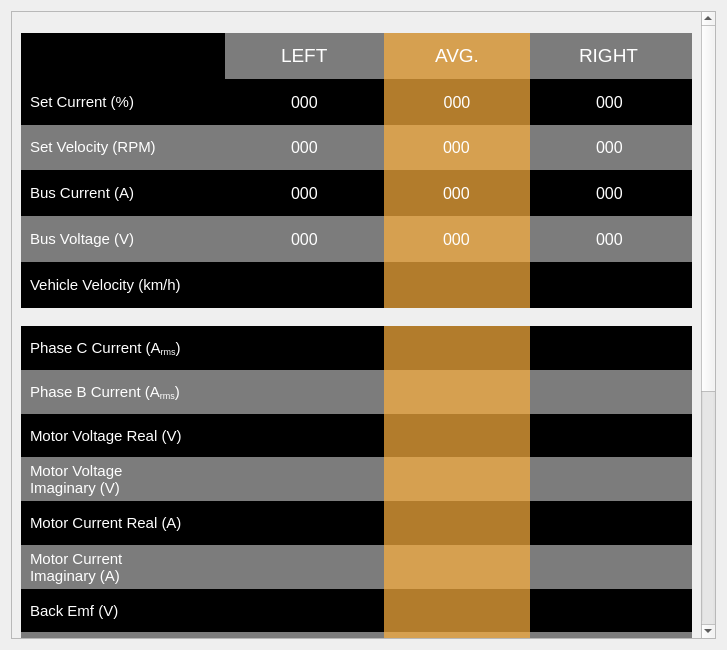
This is src/ViewLayer/DebugDisplay/MotorPage/MotorUi/MotorUi.ui in UCSolarCarTeam/Epsilon-Dashboard as Qt 5 draws it before an edit. The edited form follows.
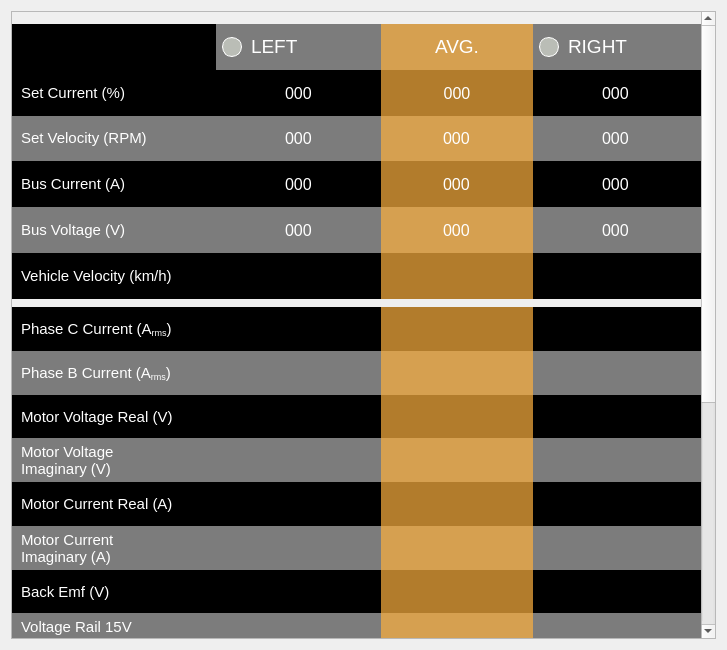
This is the edited form.

Commit message:
SFT-73 Add alive icons for motor 1 and motor 2
Add icons to debug mode to monitor the alive statuses of motor 1 and motor 2.

The edit to the form file:
```diff
--- a/src/ViewLayer/DebugDisplay/MotorPage/MotorUi/MotorUi.ui
+++ b/src/ViewLayer/DebugDisplay/MotorPage/MotorUi/MotorUi.ui
@@ -20,6 +20,9 @@
    <string notr="true"/>
   </property>
   <layout class="QVBoxLayout" name="verticalLayout_19">
+   <property name="spacing">
+    <number>9</number>
+   </property>
    <item>
     <widget class="QScrollArea" name="scrollArea">
      <property name="sizePolicy">
@@ -44,14 +47,26 @@
       <property name="geometry">
        <rect>
         <x>0</x>
-        <y>-407</y>
+        <y>0</y>
         <width>693</width>
-        <height>1033</height>
+        <height>995</height>
        </rect>
       </property>
       <layout class="QGridLayout" name="gridLayout_5">
+       <property name="leftMargin">
+        <number>0</number>
+       </property>
+       <property name="topMargin">
+        <number>0</number>
+       </property>
+       <property name="rightMargin">
+        <number>0</number>
+       </property>
+       <property name="bottomMargin">
+        <number>0</number>
+       </property>
        <property name="spacing">
-        <number>10</number>
+        <number>0</number>
        </property>
        <item row="1" column="0">
         <widget class="QWidget" name="block1" native="true">
@@ -76,7 +91,7 @@
          <property name="styleSheet">
           <string notr="true"/>
          </property>
-         <layout class="QGridLayout" name="gridLayout_2">
+         <layout class="QGridLayout" name="gridLayout">
           <property name="leftMargin">
            <number>0</number>
           </property>
@@ -130,6 +145,9 @@
              </property>
              <item>
               <widget class="QLabel" name="label_4">
+               <property name="enabled">
+                <bool>true</bool>
+               </property>
                <property name="sizePolicy">
                 <sizepolicy hsizetype="Fixed" vsizetype="Preferred">
                  <horstretch>0</horstretch>
@@ -219,6 +237,103 @@
             </layout>
            </widget>
           </item>
+          <item row="3" column="0">
+           <widget class="QWidget" name="widget_6" native="true">
+            <property name="styleSheet">
+             <string notr="true">background-color: rgb(0, 0, 0);</string>
+            </property>
+            <layout class="QHBoxLayout" name="horizontalLayout_3">
+             <property name="topMargin">
+              <number>0</number>
+             </property>
+             <property name="bottomMargin">
+              <number>0</number>
+             </property>
+             <item>
+              <widget class="QLabel" name="label_14">
+               <property name="sizePolicy">
+                <sizepolicy hsizetype="Fixed" vsizetype="Preferred">
+                 <horstretch>0</horstretch>
+                 <verstretch>0</verstretch>
+                </sizepolicy>
+               </property>
+               <property name="minimumSize">
+                <size>
+                 <width>195</width>
+                 <height>0</height>
+                </size>
+               </property>
+               <property name="font">
+                <font>
+                 <pointsize>11</pointsize>
+                </font>
+               </property>
+               <property name="styleSheet">
+                <string notr="true">color: white;</string>
+               </property>
+               <property name="text">
+                <string>Bus Current (A)</string>
+               </property>
+              </widget>
+             </item>
+             <item alignment="Qt::AlignHCenter">
+              <widget class="QLabel" name="busCurrentLeftLabel">
+               <property name="font">
+                <font>
+                 <pointsize>12</pointsize>
+                </font>
+               </property>
+               <property name="styleSheet">
+                <string notr="true">color: white;</string>
+               </property>
+               <property name="text">
+                <string>000</string>
+               </property>
+              </widget>
+             </item>
+             <item>
+              <widget class="QWidget" name="widget_10" native="true">
+               <property name="styleSheet">
+                <string notr="true">background-color: rgb(252, 175, 62,180);</string>
+               </property>
+               <layout class="QVBoxLayout" name="verticalLayout_4">
+                <item alignment="Qt::AlignHCenter">
+                 <widget class="QLabel" name="busCurrentAvgLabel">
+                  <property name="font">
+                   <font>
+                    <pointsize>12</pointsize>
+                   </font>
+                  </property>
+                  <property name="styleSheet">
+                   <string notr="true">color: white;
+background: transparent;</string>
+                  </property>
+                  <property name="text">
+                   <string>000</string>
+                  </property>
+                 </widget>
+                </item>
+               </layout>
+              </widget>
+             </item>
+             <item alignment="Qt::AlignHCenter">
+              <widget class="QLabel" name="busCurrentRightLabel">
+               <property name="font">
+                <font>
+                 <pointsize>12</pointsize>
+                </font>
+               </property>
+               <property name="styleSheet">
+                <string notr="true">color: white;</string>
+               </property>
+               <property name="text">
+                <string>000</string>
+               </property>
+              </widget>
+             </item>
+            </layout>
+           </widget>
+          </item>
           <item row="2" column="0">
            <widget class="QWidget" name="widget_7" native="true">
             <property name="styleSheet">
@@ -320,203 +435,6 @@
             </layout>
            </widget>
           </item>
-          <item row="3" column="0">
-           <widget class="QWidget" name="widget_6" native="true">
-            <property name="styleSheet">
-             <string notr="true">background-color: rgb(0, 0, 0);</string>
-            </property>
-            <layout class="QHBoxLayout" name="horizontalLayout_3">
-             <property name="topMargin">
-              <number>0</number>
-             </property>
-             <property name="bottomMargin">
-              <number>0</number>
-             </property>
-             <item>
-              <widget class="QLabel" name="label_14">
-               <property name="sizePolicy">
-                <sizepolicy hsizetype="Fixed" vsizetype="Preferred">
-                 <horstretch>0</horstretch>
-                 <verstretch>0</verstretch>
-                </sizepolicy>
-               </property>
-               <property name="minimumSize">
-                <size>
-                 <width>195</width>
-                 <height>0</height>
-                </size>
-               </property>
-               <property name="font">
-                <font>
-                 <pointsize>11</pointsize>
-                </font>
-               </property>
-               <property name="styleSheet">
-                <string notr="true">color: white;</string>
-               </property>
-               <property name="text">
-                <string>Bus Current (A)</string>
-               </property>
-              </widget>
-             </item>
-             <item alignment="Qt::AlignHCenter">
-              <widget class="QLabel" name="busCurrentLeftLabel">
-               <property name="font">
-                <font>
-                 <pointsize>12</pointsize>
-                </font>
-               </property>
-               <property name="styleSheet">
-                <string notr="true">color: white;</string>
-               </property>
-               <property name="text">
-                <string>000</string>
-               </property>
-              </widget>
-             </item>
-             <item>
-              <widget class="QWidget" name="widget_10" native="true">
-               <property name="styleSheet">
-                <string notr="true">background-color: rgb(252, 175, 62,180);</string>
-               </property>
-               <layout class="QVBoxLayout" name="verticalLayout_4">
-                <item alignment="Qt::AlignHCenter">
-                 <widget class="QLabel" name="busCurrentAvgLabel">
-                  <property name="font">
-                   <font>
-                    <pointsize>12</pointsize>
-                   </font>
-                  </property>
-                  <property name="styleSheet">
-                   <string notr="true">color: white;
-background: transparent;</string>
-                  </property>
-                  <property name="text">
-                   <string>000</string>
-                  </property>
-                 </widget>
-                </item>
-               </layout>
-              </widget>
-             </item>
-             <item alignment="Qt::AlignHCenter">
-              <widget class="QLabel" name="busCurrentRightLabel">
-               <property name="font">
-                <font>
-                 <pointsize>12</pointsize>
-                </font>
-               </property>
-               <property name="styleSheet">
-                <string notr="true">color: white;</string>
-               </property>
-               <property name="text">
-                <string>000</string>
-               </property>
-              </widget>
-             </item>
-            </layout>
-           </widget>
-          </item>
-          <item row="4" column="0">
-           <widget class="QWidget" name="widget_8" native="true">
-            <property name="styleSheet">
-             <string notr="true">background-color: rgb(45, 45, 45,150);</string>
-            </property>
-            <layout class="QHBoxLayout" name="horizontalLayout_4">
-             <property name="topMargin">
-              <number>0</number>
-             </property>
-             <property name="bottomMargin">
-              <number>0</number>
-             </property>
-             <item>
-              <widget class="QLabel" name="label_17">
-               <property name="sizePolicy">
-                <sizepolicy hsizetype="Fixed" vsizetype="Preferred">
-                 <horstretch>0</horstretch>
-                 <verstretch>0</verstretch>
-                </sizepolicy>
-               </property>
-               <property name="minimumSize">
-                <size>
-                 <width>195</width>
-                 <height>0</height>
-                </size>
-               </property>
-               <property name="font">
-                <font>
-                 <pointsize>11</pointsize>
-                </font>
-               </property>
-               <property name="styleSheet">
-                <string notr="true">color: white;
-background: transparent;</string>
-               </property>
-               <property name="text">
-                <string>Bus Voltage (V)</string>
-               </property>
-              </widget>
-             </item>
-             <item alignment="Qt::AlignHCenter">
-              <widget class="QLabel" name="busVoltageLeftLabel">
-               <property name="font">
-                <font>
-                 <pointsize>12</pointsize>
-                </font>
-               </property>
-               <property name="styleSheet">
-                <string notr="true">color: white;
-background: transparent;</string>
-               </property>
-               <property name="text">
-                <string>000</string>
-               </property>
-              </widget>
-             </item>
-             <item>
-              <widget class="QWidget" name="widget_13" native="true">
-               <property name="styleSheet">
-                <string notr="true">background-color: rgb(252, 175, 62,180);</string>
-               </property>
-               <layout class="QVBoxLayout" name="verticalLayout_6">
-                <item alignment="Qt::AlignHCenter">
-                 <widget class="QLabel" name="busVoltageAvgLabel">
-                  <property name="font">
-                   <font>
-                    <pointsize>12</pointsize>
-                   </font>
-                  </property>
-                  <property name="styleSheet">
-                   <string notr="true">color: white;
-background: transparent;</string>
-                  </property>
-                  <property name="text">
-                   <string>000</string>
-                  </property>
-                 </widget>
-                </item>
-               </layout>
-              </widget>
-             </item>
-             <item alignment="Qt::AlignHCenter">
-              <widget class="QLabel" name="busVoltageRightLabel">
-               <property name="font">
-                <font>
-                 <pointsize>12</pointsize>
-                </font>
-               </property>
-               <property name="styleSheet">
-                <string notr="true">color: white;
-background: transparent;</string>
-               </property>
-               <property name="text">
-                <string>000</string>
-               </property>
-              </widget>
-             </item>
-            </layout>
-           </widget>
-          </item>
           <item row="5" column="0">
            <widget class="QWidget" name="widget_3" native="true">
             <property name="styleSheet">
@@ -617,6 +535,106 @@
             </layout>
            </widget>
           </item>
+          <item row="4" column="0">
+           <widget class="QWidget" name="widget_8" native="true">
+            <property name="styleSheet">
+             <string notr="true">background-color: rgb(45, 45, 45,150);</string>
+            </property>
+            <layout class="QHBoxLayout" name="horizontalLayout_4">
+             <property name="topMargin">
+              <number>0</number>
+             </property>
+             <property name="bottomMargin">
+              <number>0</number>
+             </property>
+             <item>
+              <widget class="QLabel" name="label_17">
+               <property name="sizePolicy">
+                <sizepolicy hsizetype="Fixed" vsizetype="Preferred">
+                 <horstretch>0</horstretch>
+                 <verstretch>0</verstretch>
+                </sizepolicy>
+               </property>
+               <property name="minimumSize">
+                <size>
+                 <width>195</width>
+                 <height>0</height>
+                </size>
+               </property>
+               <property name="font">
+                <font>
+                 <pointsize>11</pointsize>
+                </font>
+               </property>
+               <property name="styleSheet">
+                <string notr="true">color: white;
+background: transparent;</string>
+               </property>
+               <property name="text">
+                <string>Bus Voltage (V)</string>
+               </property>
+              </widget>
+             </item>
+             <item alignment="Qt::AlignHCenter">
+              <widget class="QLabel" name="busVoltageLeftLabel">
+               <property name="font">
+                <font>
+                 <pointsize>12</pointsize>
+                </font>
+               </property>
+               <property name="styleSheet">
+                <string notr="true">color: white;
+background: transparent;</string>
+               </property>
+               <property name="text">
+                <string>000</string>
+               </property>
+              </widget>
+             </item>
+             <item>
+              <widget class="QWidget" name="widget_13" native="true">
+               <property name="styleSheet">
+                <string notr="true">background-color: rgb(252, 175, 62,180);</string>
+               </property>
+               <layout class="QVBoxLayout" name="verticalLayout_6">
+                <item alignment="Qt::AlignHCenter">
+                 <widget class="QLabel" name="busVoltageAvgLabel">
+                  <property name="font">
+                   <font>
+                    <pointsize>12</pointsize>
+                   </font>
+                  </property>
+                  <property name="styleSheet">
+                   <string notr="true">color: white;
+background: transparent;</string>
+                  </property>
+                  <property name="text">
+                   <string>000</string>
+                  </property>
+                 </widget>
+                </item>
+               </layout>
+              </widget>
+             </item>
+             <item alignment="Qt::AlignHCenter">
+              <widget class="QLabel" name="busVoltageRightLabel">
+               <property name="font">
+                <font>
+                 <pointsize>12</pointsize>
+                </font>
+               </property>
+               <property name="styleSheet">
+                <string notr="true">color: white;
+background: transparent;</string>
+               </property>
+               <property name="text">
+                <string>000</string>
+               </property>
+              </widget>
+             </item>
+            </layout>
+           </widget>
+          </item>
           <item row="0" column="0">
            <widget class="QWidget" name="widget_5" native="true">
             <property name="sizePolicy">
@@ -634,45 +652,78 @@
             <property name="styleSheet">
              <string notr="true">background-color: rgb(45, 45, 45,150);</string>
             </property>
-            <layout class="QGridLayout" name="gridLayout_4">
+            <layout class="QGridLayout" name="gridLayout_2">
              <property name="leftMargin">
               <number>0</number>
              </property>
              <property name="topMargin">
               <number>0</number>
              </property>
-             <property name="rightMargin">
-              <number>9</number>
-             </property>
              <property name="bottomMargin">
               <number>0</number>
              </property>
              <property name="spacing">
               <number>6</number>
              </property>
-             <item row="0" column="5" alignment="Qt::AlignHCenter">
-              <widget class="QLabel" name="label_37">
-               <property name="styleSheet">
-                <string notr="true">color:white;
-background: transparent;</string>
+             <item row="0" column="0">
+              <widget class="QWidget" name="widget_43" native="true">
+               <property name="sizePolicy">
+                <sizepolicy hsizetype="Fixed" vsizetype="Preferred">
+                 <horstretch>0</horstretch>
+                 <verstretch>0</verstretch>
+                </sizepolicy>
                </property>
-               <property name="text">
-                <string>&lt;html&gt;&lt;head/&gt;&lt;body&gt;&lt;p&gt;&lt;span style=&quot; font-size:14pt;&quot;&gt;RIGHT&lt;/span&gt;&lt;/p&gt;&lt;/body&gt;&lt;/html&gt;</string>
+               <property name="minimumSize">
+                <size>
+                 <width>204</width>
+                 <height>0</height>
+                </size>
                </property>
-              </widget>
-             </item>
-             <item row="0" column="2" alignment="Qt::AlignHCenter">
-              <widget class="QLabel" name="label_39">
                <property name="styleSheet">
-                <string notr="true">color: white;
-background: transparent;</string>
+                <string notr="true">background-color: rgb(0, 0, 0);</string>
                </property>
-               <property name="text">
-                <string>&lt;html&gt;&lt;head/&gt;&lt;body&gt;&lt;p&gt;&lt;span style=&quot; font-size:14pt;&quot;&gt;LEFT&lt;/span&gt;&lt;/p&gt;&lt;/body&gt;&lt;/html&gt;</string>
-               </property>
               </widget>
              </item>
-             <item row="0" column="3">
+             <item row="0" column="1">
+              <layout class="QHBoxLayout" name="horizontalLayout_22">
+               <property name="spacing">
+                <number>9</number>
+               </property>
+               <item>
+                <widget class="QWidget" name="leftAliveWidget" native="true">
+                 <property name="sizePolicy">
+                  <sizepolicy hsizetype="Fixed" vsizetype="Fixed">
+                   <horstretch>0</horstretch>
+                   <verstretch>0</verstretch>
+                  </sizepolicy>
+                 </property>
+                 <property name="minimumSize">
+                  <size>
+                   <width>20</width>
+                   <height>20</height>
+                  </size>
+                 </property>
+                 <property name="styleSheet">
+                  <string notr="true">background-color: rgb(186, 189, 182);
+border-radius:10px;
+border: 1px solid white;</string>
+                 </property>
+                </widget>
+               </item>
+               <item>
+                <widget class="QLabel" name="label_39">
+                 <property name="styleSheet">
+                  <string notr="true">color: white;
+background: transparent;</string>
+                 </property>
+                 <property name="text">
+                  <string>&lt;html&gt;&lt;head/&gt;&lt;body&gt;&lt;p&gt;&lt;span style=&quot; font-size:14pt;&quot;&gt;LEFT&lt;/span&gt;&lt;/p&gt;&lt;/body&gt;&lt;/html&gt;</string>
+                 </property>
+                </widget>
+               </item>
+              </layout>
+             </item>
+             <item row="0" column="2">
               <widget class="QWidget" name="widget_26" native="true">
                <property name="sizePolicy">
                 <sizepolicy hsizetype="Preferred" vsizetype="Preferred">
@@ -713,24 +764,44 @@
                </layout>
               </widget>
              </item>
-             <item row="0" column="1">
-              <widget class="QWidget" name="widget_43" native="true">
-               <property name="sizePolicy">
-                <sizepolicy hsizetype="Fixed" vsizetype="Preferred">
-                 <horstretch>0</horstretch>
-                 <verstretch>0</verstretch>
-                </sizepolicy>
+             <item row="0" column="3">
+              <layout class="QHBoxLayout" name="horizontalLayout_23">
+               <property name="spacing">
+                <number>9</number>
                </property>
-               <property name="minimumSize">
-                <size>
-                 <width>204</width>
-                 <height>0</height>
-                </size>
-               </property>
-               <property name="styleSheet">
-                <string notr="true">background-color: rgb(0, 0, 0);</string>
-               </property>
-              </widget>
+               <item>
+                <widget class="QWidget" name="rightAliveWidget" native="true">
+                 <property name="sizePolicy">
+                  <sizepolicy hsizetype="Fixed" vsizetype="Fixed">
+                   <horstretch>0</horstretch>
+                   <verstretch>0</verstretch>
+                  </sizepolicy>
+                 </property>
+                 <property name="minimumSize">
+                  <size>
+                   <width>20</width>
+                   <height>20</height>
+                  </size>
+                 </property>
+                 <property name="styleSheet">
+                  <string notr="true">background-color: rgb(186, 189, 182);
+border-radius:10px;
+border: 1px solid white;</string>
+                 </property>
+                </widget>
+               </item>
+               <item>
+                <widget class="QLabel" name="label_37">
+                 <property name="styleSheet">
+                  <string notr="true">color:white;
+background: transparent;</string>
+                 </property>
+                 <property name="text">
+                  <string>&lt;html&gt;&lt;head/&gt;&lt;body&gt;&lt;p&gt;&lt;span style=&quot; font-size:14pt;&quot;&gt;RIGHT&lt;/span&gt;&lt;/p&gt;&lt;/body&gt;&lt;/html&gt;</string>
+                 </property>
+                </widget>
+               </item>
+              </layout>
              </item>
             </layout>
            </widget>
```
The commit also changes 15 other files.
